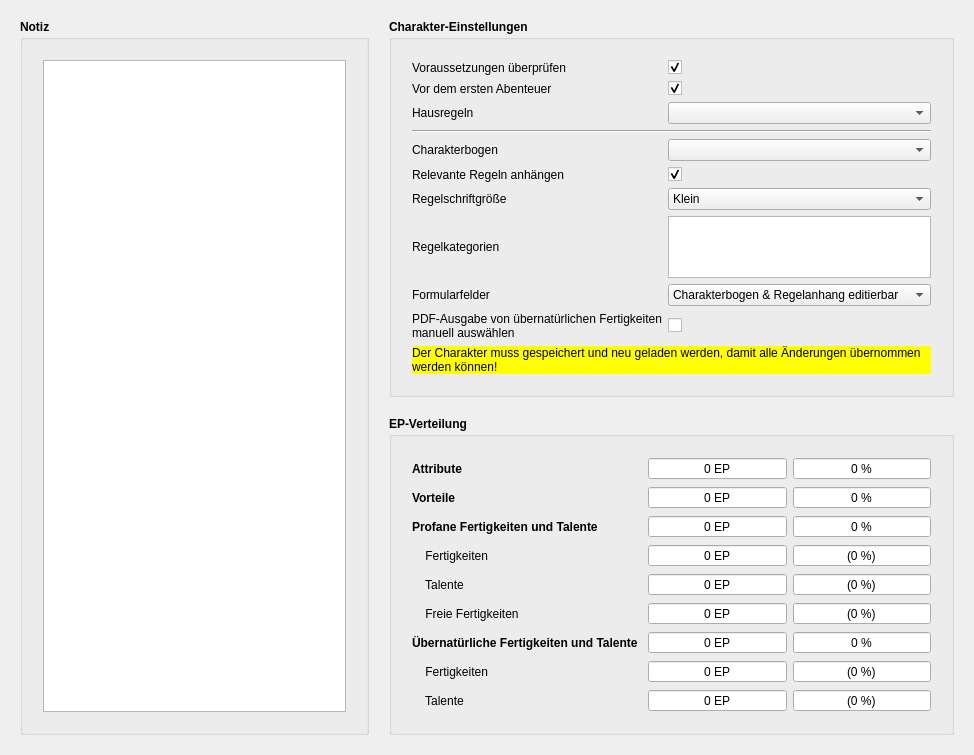
Old version of the form designer/CharakterInfo.ui in the repository Aeolitus/Sephrasto.
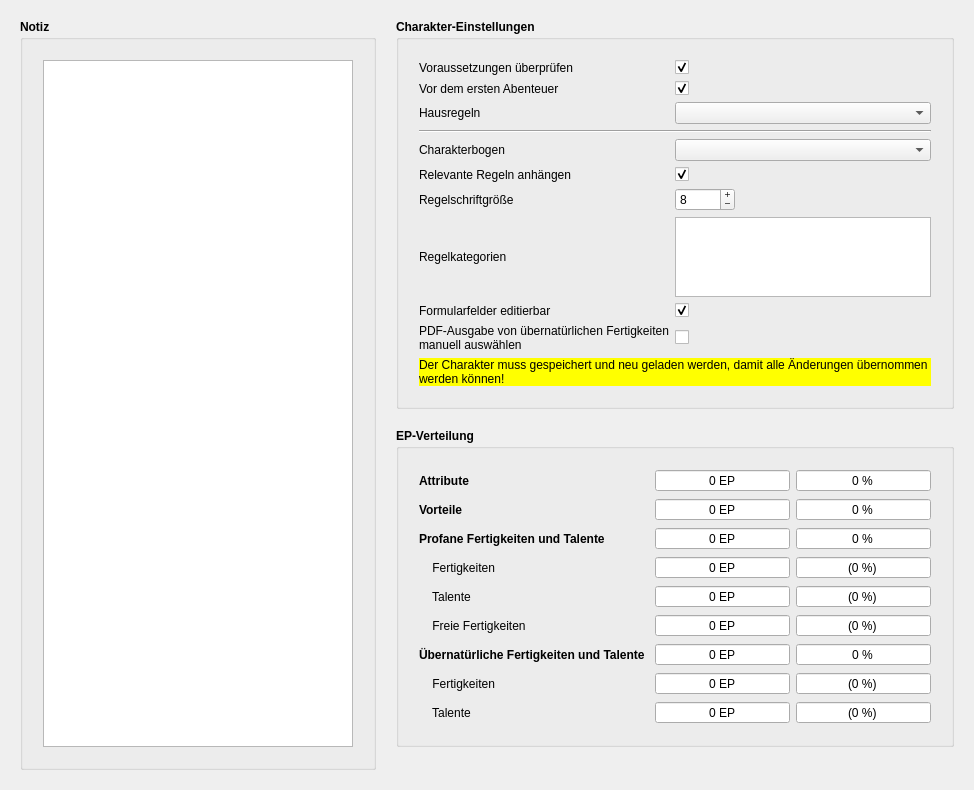
New version of the form.

Diff of the .ui file:
```diff
--- a/designer/CharakterInfo.ui
+++ b/designer/CharakterInfo.ui
@@ -7,7 +7,7 @@
     <x>0</x>
     <y>0</y>
     <width>974</width>
-    <height>755</height>
+    <height>790</height>
    </rect>
   </property>
   <property name="windowTitle">
@@ -113,7 +113,7 @@
         <item row="11" column="0">
          <widget class="QLabel" name="cbFormular">
           <property name="text">
-           <string>Formularfelder</string>
+           <string>Formularfelder editierbar</string>
           </property>
          </widget>
         </item>
@@ -124,25 +124,6 @@
           </property>
          </widget>
         </item>
-        <item row="9" column="1">
-         <widget class="QComboBox" name="comboRegelnGroesse">
-          <item>
-           <property name="text">
-            <string>Klein</string>
-           </property>
-          </item>
-          <item>
-           <property name="text">
-            <string>Mittel</string>
-           </property>
-          </item>
-          <item>
-           <property name="text">
-            <string>Groß</string>
-           </property>
-          </item>
-         </widget>
-        </item>
         <item row="0" column="1">
          <widget class="QCheckBox" name="checkReq">
           <property name="toolTip">
@@ -172,28 +153,6 @@
           </property>
          </widget>
         </item>
-        <item row="11" column="1">
-         <widget class="QComboBox" name="comboFormular">
-          <property name="toolTip">
-           <string>&lt;html&gt;&lt;head/&gt;&lt;body&gt;&lt;p&gt;Manche PDF-Reader können Formularfelder in PDF-Dokumenten nicht durchsuchen oder machen beispielsweise Probleme beim Regelanhang wegen der automatischen Schriftgröße. Die Formularfelder erhöhen die Dateigröße außerdem rund 10%. Mit dieser Option kannst du diese in reine Textfelder umwandeln. Sie sind dann allerdings nicht mehr editierbar.&lt;/p&gt;&lt;/body&gt;&lt;/html&gt;</string>
-          </property>
-          <item>
-           <property name="text">
-            <string>Charakterbogen &amp; Regelanhang editierbar</string>
-           </property>
-          </item>
-          <item>
-           <property name="text">
-            <string>Nur Charakterbogen editierbar</string>
-           </property>
-          </item>
-          <item>
-           <property name="text">
-            <string>Nicht editierbar</string>
-           </property>
-          </item>
-         </widget>
-        </item>
         <item row="4" column="0">
          <widget class="QLabel" name="label_5">
           <property name="text">
@@ -283,6 +242,47 @@
           </property>
          </widget>
         </item>
+        <item row="9" column="1">
+         <widget class="QSpinBox" name="spinRegelnGroesse">
+          <property name="minimumSize">
+           <size>
+            <width>60</width>
+            <height>0</height>
+           </size>
+          </property>
+          <property name="maximumSize">
+           <size>
+            <width>60</width>
+            <height>16777215</height>
+           </size>
+          </property>
+          <property name="buttonSymbols">
+           <enum>QAbstractSpinBox::PlusMinus</enum>
+          </property>
+          <property name="minimum">
+           <number>6</number>
+          </property>
+          <property name="maximum">
+           <number>12</number>
+          </property>
+          <property name="value">
+           <number>8</number>
+          </property>
+         </widget>
+        </item>
+        <item row="11" column="1">
+         <widget class="QCheckBox" name="checkFormular">
+          <property name="toolTip">
+           <string>&lt;html&gt;&lt;head/&gt;&lt;body&gt;&lt;p&gt;Manche PDF-Reader können Formularfelder in PDF-Dokumenten nicht durchsuchen oder machen beispielsweise Probleme wegen der automatischen Schriftgröße. Die Formularfelder erhöhen die Dateigröße außerdem rund 10%. Mit dieser Option kannst du diese in reine Textfelder umwandeln. Sie sind dann allerdings nicht mehr editierbar. Diese Einstellung gilt für neue Charaktere. Du kannst sie nachträglich im Info-Tab des Charaktereditors ändern.&lt;/p&gt;&lt;/body&gt;&lt;/html&gt;</string>
+          </property>
+          <property name="text">
+           <string/>
+          </property>
+          <property name="checked">
+           <bool>true</bool>
+          </property>
+         </widget>
+        </item>
        </layout>
       </widget>
      </item>
```
Left out of the diff: 1 changed line with no effect on the pictures.
